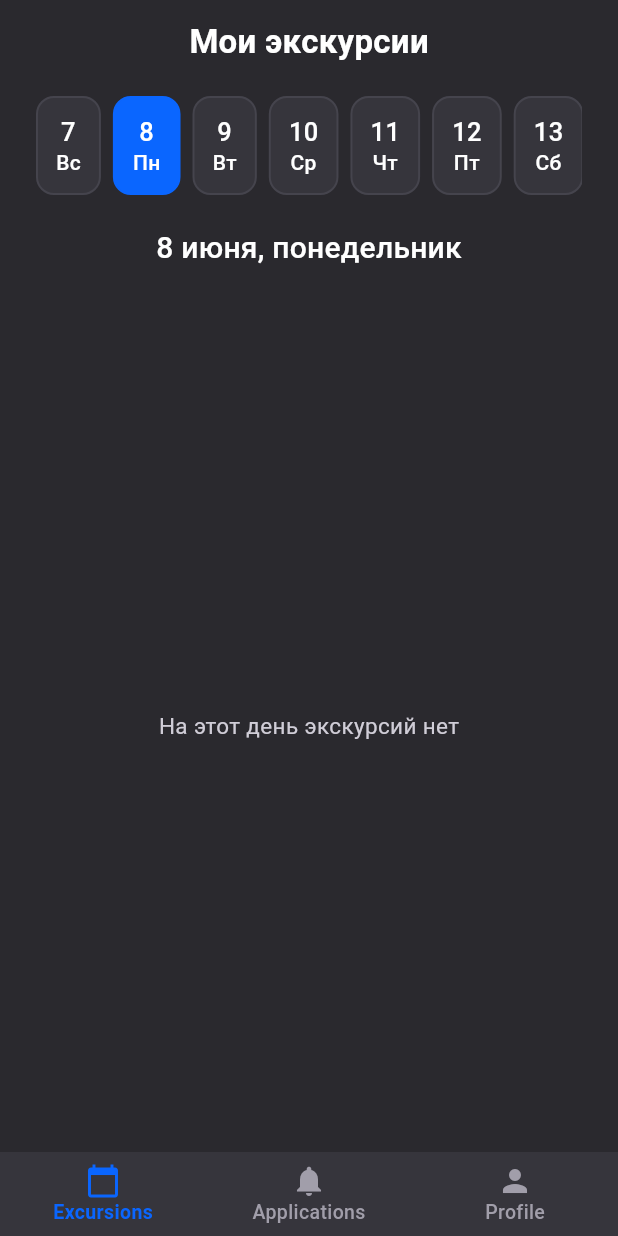
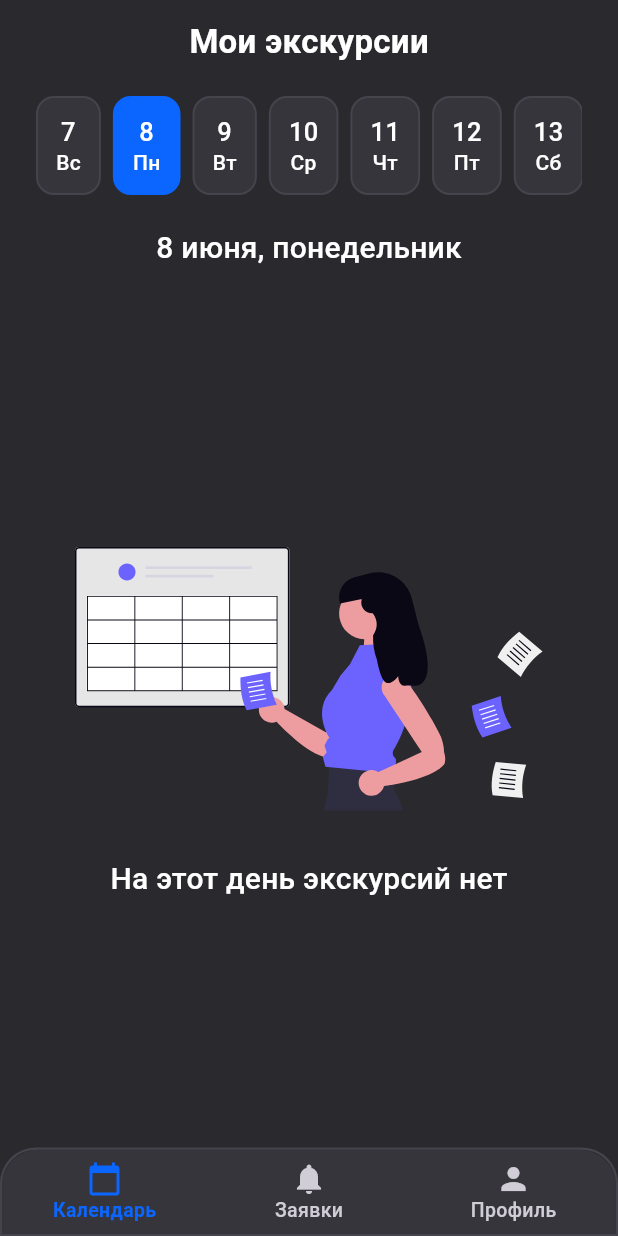
Before and after one commit to wyroxx/guide-manager, a Flutter app: the ExcursionsPage screen opened by its route, after a tap on an icon or button, on a phone screen of 412 x 824 dp. Run offline on Flutter 3.47's test engine with Material 3 defaults, Android fonts, the light colour scheme and no system bars; our stand-ins replace cloud_firestore, firebase_auth, firebase_core, flutter_riverpod, flutter_svg, freezed_annotation and 2 more; accounts and stored records are empty.

Commit message:
added empty/error UI for excursions page

```diff
--- a/lib/app/router.dart
+++ b/lib/app/router.dart
@@ -2,6 +2,7 @@ import 'package:firebase_auth/firebase_auth.dart';
 import 'package:flutter/material.dart';
 import 'package:flutter_riverpod/flutter_riverpod.dart';
 import 'package:go_router/go_router.dart';
+import 'package:guide_manager/app/theme.dart';
 import 'package:guide_manager/core/utils/router_refresh_stream.dart';
 import 'package:guide_manager/features/applications/presentation/applications_page.dart';
 import 'package:guide_manager/features/auth/presentation/login_page.dart';
@@ -103,20 +104,38 @@ class AppShell extends StatelessWidget {
   Widget build(BuildContext context) {
     return Scaffold(
       body: navigationShell,
-      bottomNavigationBar: BottomNavigationBar(
+      bottomNavigationBar: Container(
+        decoration: BoxDecoration(
+          border: BoxBorder.all(width: 1.5, color: AppColors.border),
+          borderRadius: const BorderRadius.only(
+            topLeft: Radius.circular(AppRadius.bottomNav),
+            topRight: Radius.circular(AppRadius.bottomNav),
+          ),
+        ),
+        child: ClipRRect(
+          borderRadius: const BorderRadius.only(
+            topLeft: Radius.circular(AppRadius.bottomNav),
+            topRight: Radius.circular(AppRadius.bottomNav),
+          ),
+          child: BottomNavigationBar(
             currentIndex: navigationShell.currentIndex,
             onTap: _onDestinationSelected,
             items: const [
               BottomNavigationBarItem(
                 icon: Icon(Icons.calendar_today),
-            label: 'Excursions',
+                label: 'Календарь',
               ),
               BottomNavigationBarItem(
                 icon: Icon(Icons.notifications),
-            label: 'Applications',
+                label: 'Заявки',
               ),
-          BottomNavigationBarItem(icon: Icon(Icons.person), label: 'Profile'),
+              BottomNavigationBarItem(
+                icon: Icon(Icons.person),
+                label: 'Профиль',
+              ),
             ],
+          ),
+        ),
       ),
     );
   }
--- a/lib/app/theme.dart
+++ b/lib/app/theme.dart
@@ -57,7 +57,7 @@ abstract final class AppTheme {
         elevation: 0,
         backgroundColor: AppColors.surface,
         selectedItemColor: AppColors.primary,
-        unselectedItemColor: AppColors.textMuted,
+        unselectedItemColor: AppColors.textSecondary,
         showSelectedLabels: true,
         showUnselectedLabels: true,
         selectedLabelStyle: TextStyle(
@@ -274,6 +274,6 @@ abstract final class AppRadius {
   static const double button = 16;
   static const double card = 16;
   static const double calendarTile = 12;
-  static const double bottomNav = 20;
+  static const double bottomNav = 24;
   static const double avatar = 999;
 }
--- a/lib/features/excursions/presentation/excursions_page.dart
+++ b/lib/features/excursions/presentation/excursions_page.dart
@@ -1,5 +1,7 @@
 import 'package:flutter/material.dart';
 import 'package:flutter_riverpod/flutter_riverpod.dart';
+import 'package:flutter_svg/svg.dart';
+import 'package:guide_manager/app/theme.dart';
 import 'package:guide_manager/core/utils/date_formatter.dart';
 import 'package:guide_manager/features/excursions/data/excursions_repository_impl.dart';
 import 'package:guide_manager/features/excursions/presentation/widgets/calendar.dart';
@@ -16,7 +18,8 @@ class _ExcursionsPageState extends ConsumerState<ExcursionsPage> {
   DateTime _selectedDate = DateUtils.dateOnly(DateTime.now());
   @override
   Widget build(BuildContext context) {
-    final excursionsAsync = ref.watch(excursionProvider(_selectedDate));
+    final provider = excursionProvider(_selectedDate);
+    final excursionsAsync = ref.watch(provider);
     return Scaffold(
       appBar: AppBar(title: const Text('Мои экскурсии')),
       body: Column(
@@ -41,10 +44,19 @@ class _ExcursionsPageState extends ConsumerState<ExcursionsPage> {
           ),
           Expanded(
             child: excursionsAsync.when(
+              skipLoadingOnRefresh: false,
               data: (excursions) {
                 if (excursions.isEmpty) {
-                  return const Center(
-                    child: Text('На этот день экскурсий нет'),
+                  return Column(
+                    mainAxisAlignment: MainAxisAlignment.center,
+                    children: [
+                      SvgPicture.asset('assets/images/empty_excursions.svg'),
+                      const SizedBox(height: 30),
+                      Text(
+                        'На этот день экскурсий нет',
+                        style: Theme.of(context).textTheme.titleMedium,
+                      ),
+                    ],
                   );
                 }
 
@@ -58,14 +70,27 @@ class _ExcursionsPageState extends ConsumerState<ExcursionsPage> {
                   ),
                 );
               },
-              error: (error, stackTrace) => Center(
-                child: Padding(
-                  padding: const EdgeInsets.all(24),
-                  child: Text(
-                    'Не удалось загрузить экскурсии:\n$error',
-                    textAlign: TextAlign.center,
+              error: (error, stackTrace) => Column(
+                mainAxisAlignment: MainAxisAlignment.center,
+                children: [
+                  SvgPicture.asset('assets/images/error.svg'),
+                  const SizedBox(height: 35),
+                  Text(
+                    'Не удалось загрузить экскурсии',
+                    style: Theme.of(context).textTheme.titleMedium,
                   ),
-                ),
+                  TextButton(
+                    onPressed: () {
+                      ref.invalidate(provider);
+                    },
+                    child: Text(
+                      'Повторить',
+                      style: Theme.of(
+                        context,
+                      ).textTheme.titleSmall?.copyWith(color: AppColors.link),
+                    ),
+                  ),
+                ],
               ),
               loading: () => const Center(child: CircularProgressIndicator()),
             ),
--- a/pubspec.yaml
+++ b/pubspec.yaml
@@ -34,3 +34,5 @@ flutter:
     - assets/images/traveltech.png
     - assets/icons/apple.png
     - assets/icons/google.png
+    - assets/images/error.svg
+    - assets/images/empty_excursions.svg
```
Also changed, not shown: assets/images/empty_excursions.svg (added), assets/images/error.svg (added). Lines whose indentation alone changed are shown as unchanged.
